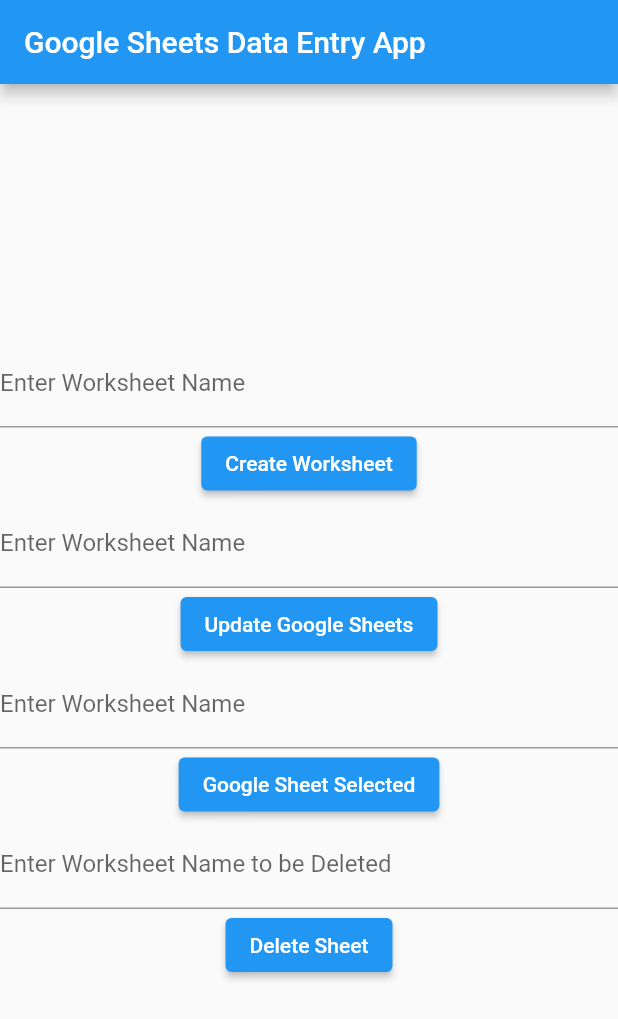
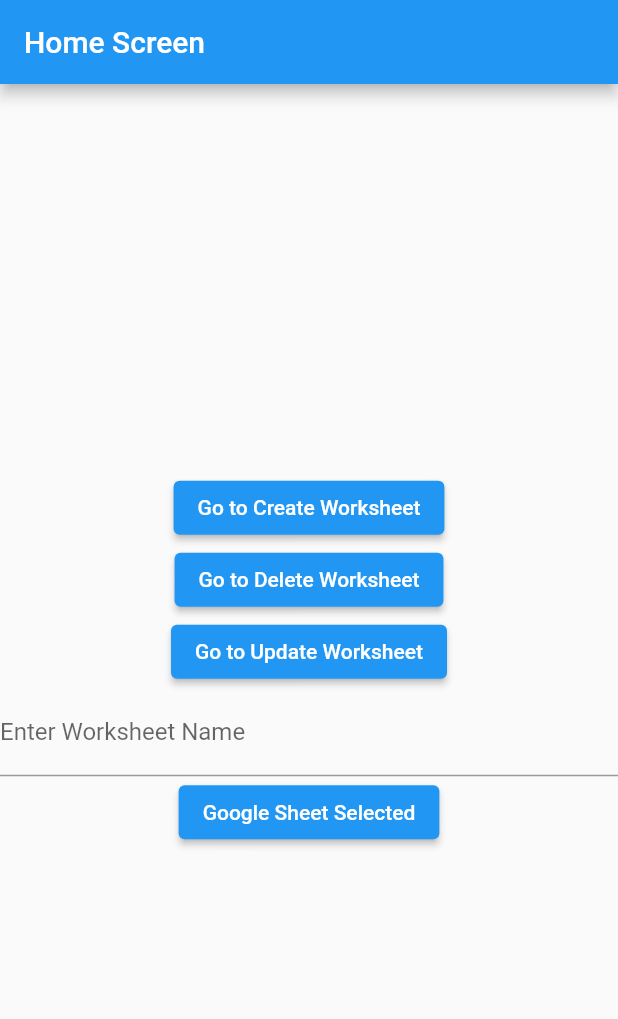
Before and after one commit to HuzaifJaamal/Google-Sheet-Data-Entry, a Flutter app: the screen it shows after launch, on a phone screen of 412 x 824 dp. Shown: the top 1019 px of the screen. Run offline on Flutter 3.47's test engine with Material 2 defaults, Android fonts, the phone set to English and light mode, and no system bars; missing offline and left inert: gsheets; key blocks and very long unbroken strings in the code were emptied for the run.

Commit message:
Make Standart Structure

```diff
--- a/lib/main.dart
+++ b/lib/main.dart
@@ -1,7 +1,11 @@
+import 'package:data_entry_app/screens/create_screen/create_sheet.dart';
+import 'package:data_entry_app/screens/delete_screen/delete_sheet.dart';
+import 'package:data_entry_app/screens/home/home_screen.dart';
+import 'package:data_entry_app/screens/update_screen/update_sheet.dart';
 import 'package:data_entry_app/sheet_home.dart';
 import 'package:flutter/material.dart';
 
-import 'ui.dart';
+
 
 void main()  {
   runApp(MyApp());
@@ -14,13 +18,25 @@ class MyApp extends StatelessWidget {
   @override
   Widget build(BuildContext context) {
     return MaterialApp(
+
+      theme: ThemeData(),
+
       debugShowCheckedModeBanner: false,
-    home: Scaffold(
+
+      initialRoute: "/",
+      routes:  {
+        "/":(context)=>  Scaffold(
       appBar: AppBar(
-        title: const Text('Google Sheets Data Entry App'),
+        title: const Text('Home Screen'),
       ),
-      body: MyUI(googleSheetsApi: googleSheetsApi),
+      body: HomeScreen(googleSheetsApi: googleSheetsApi),
+
     ),
+      "/createscreen": (context) => CreateScreen(googleSheetsApi: googleSheetsApi,),
+
+      "/deletescreen": (context) => DeleteSheet(googleSheetsApi: googleSheetsApi,),
+      "/updatescreen": (context) => UpdateSheet(googleSheetsApi: googleSheetsApi,),
+      },
   );
   }
 }
--- /dev/null
+++ b/lib/screens/home/home_screen.dart
@@ -0,0 +1,70 @@
+// ui.dart
+import 'package:data_entry_app/sheet_home.dart';
+import 'package:data_entry_app/widgets/custom_button.dart';
+import 'package:flutter/material.dart';
+
+class HomeScreen extends StatelessWidget {
+  final GoogleSheetsApi googleSheetsApi;
+  final TextEditingController selectcontroller = TextEditingController();
+
+  HomeScreen({required this.googleSheetsApi, Key? key});
+
+  @override
+  Widget build(BuildContext context) {
+    return Center(
+          child: Column(
+            mainAxisAlignment: MainAxisAlignment.center,
+            children: <Widget>[
+
+              CustomBotton(
+              onPressed: () {
+                Navigator.pushNamed(context, "/createscreen",);
+              },
+              buttonText: "Go to Create Worksheet"
+              ),
+
+              CustomBotton(
+              onPressed: () {
+                Navigator.pushNamed(context, "/deletescreen",);
+              },
+              buttonText: "Go to Delete Worksheet"
+              ),
+
+
+              CustomBotton(
+              onPressed: () {
+                Navigator.pushNamed(context, "/updatescreen",);
+              },
+              buttonText: "Go to Update Worksheet"
+              ),
+
+
+              TextField(
+                controller: selectcontroller,
+                decoration: const InputDecoration(
+                  labelText: 'Enter Worksheet Name',
+                ),
+              ),
+              ElevatedButton(
+                onPressed: () async {
+                  String worksheetSelect = selectcontroller.text;
+                  if (worksheetSelect.isNotEmpty) {
+                    await googleSheetsApi.init(worksheetSelect);
+                    ScaffoldMessenger.of(context).showSnackBar(
+                      SnackBar(
+                        content: Text('Worksheet selected: $worksheetSelect'),
+                      ),
+                    );
+                  }
+                  selectcontroller.clear();
+                },
+                child: const Text('Google Sheet Selected'),
+              ),
+
+
+
+            ],
+          ),
+        );
+  }
+}
--- a/lib/ui.dart
+++ /dev/null
@@ -1,114 +0,0 @@
-// ui.dart
-import 'package:data_entry_app/sheet_home.dart';
-import 'package:flutter/material.dart';
-
-class MyUI extends StatelessWidget {
-  final GoogleSheetsApi googleSheetsApi;
-  final TextEditingController createcontroller = TextEditingController();
-  final TextEditingController deletecontroller = TextEditingController();
-  final TextEditingController updatecontroller = TextEditingController();
-  final TextEditingController selectcontroller = TextEditingController();
-
-  MyUI({required this.googleSheetsApi, Key? key});
-
-  @override
-  Widget build(BuildContext context) {
-    return Center(
-          child: Column(
-            mainAxisAlignment: MainAxisAlignment.center,
-            children: <Widget>[
-              TextField(
-                scrollPadding: const EdgeInsets.only(left: 40, right: 30),
-                controller: createcontroller,
-                decoration: const InputDecoration(
-                  labelText: 'Enter Worksheet Name',
-                  // contentPadding: EdgeInsets.only(left: 40),
-                ),
-              ),
-              ElevatedButton(
-                onPressed: () async {
-                  String worksheetName = createcontroller.text;
-                  if (worksheetName.isNotEmpty) {
-                    await googleSheetsApi.createWorksheet(worksheetName);
-                      ScaffoldMessenger.of(context).showSnackBar(
-                      SnackBar(
-                        content: Text('Worksheet created: $worksheetName'),
-                      ),
-                    );
-                  }
-                  createcontroller.clear();
-                },
-                child: const Text('Create Worksheet'),
-              ),
-              TextField(
-                controller: updatecontroller,
-                decoration: const InputDecoration(
-                  labelText: 'Enter Worksheet Name',
-                ),
-              ),
-              ElevatedButton(
-                onPressed: () async {
-                  String worksheetCellUpdate = updatecontroller.text;
-                  if (worksheetCellUpdate.isNotEmpty) {
-                    await googleSheetsApi.updateCell('$worksheetCellUpdate', 2, 2);
-                      ScaffoldMessenger.of(context).showSnackBar(
-                      SnackBar(
-                        content: Text('Cell updated in Google Sheets!'),
-                      ),
-                    );
-                  }
-                 updatecontroller.clear();
-                },
-                child: const Text('Update Google Sheets'),
-              ),
-
-              TextField(
-                controller: selectcontroller,
-                decoration: const InputDecoration(
-                  labelText: 'Enter Worksheet Name',
-                ),
-              ),
-              ElevatedButton(
-                onPressed: () async {
-                  String worksheetSelect = selectcontroller.text;
-                  if (worksheetSelect.isNotEmpty) {
-                    await googleSheetsApi.init(worksheetSelect);
-                    ScaffoldMessenger.of(context).showSnackBar(
-                      SnackBar(
-                        content: Text('Worksheet selected: $worksheetSelect'),
-                      ),
-                    );
-                  }
-                  selectcontroller.clear();
-
-                },
-                child: const Text('Google Sheet Selected'),
-              ),
-
-              TextField(
-                controller: deletecontroller,
-                decoration: const InputDecoration(
-                  labelText: 'Enter Worksheet Name to be Deleted',
-                ),
-              ),
-
-               ElevatedButton(
-                onPressed: () async {
-                  String sheetTitle = deletecontroller.text;
-                  if (sheetTitle.isNotEmpty) {
-                    await googleSheetsApi.deleteSheet(sheetTitle);
-                    ScaffoldMessenger.of(context).showSnackBar(
-                      SnackBar(
-                        content: Text('Sheet deleted: $sheetTitle'),
-                      ),
-                    );
-                  }
-                  deletecontroller.clear();
-                },
-                child: const Text('Delete Sheet'),
-              ),
-            ],
-          ),
-        );
-  }
-}
```
Also changed, not shown: lib/screens/create_screen/create_sheet.dart (added, +50 -0 lines), lib/screens/delete_screen/delete_sheet.dart (added, +51 -0 lines), lib/screens/update_screen/update_sheet.dart (added, +48 -0 lines).
